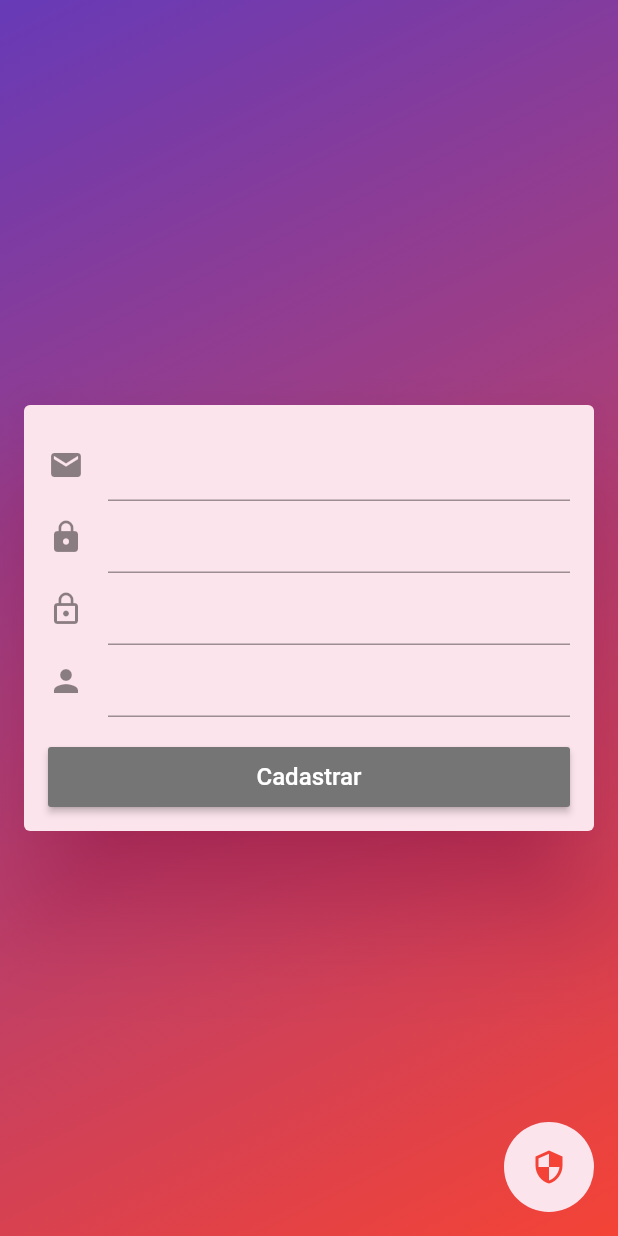
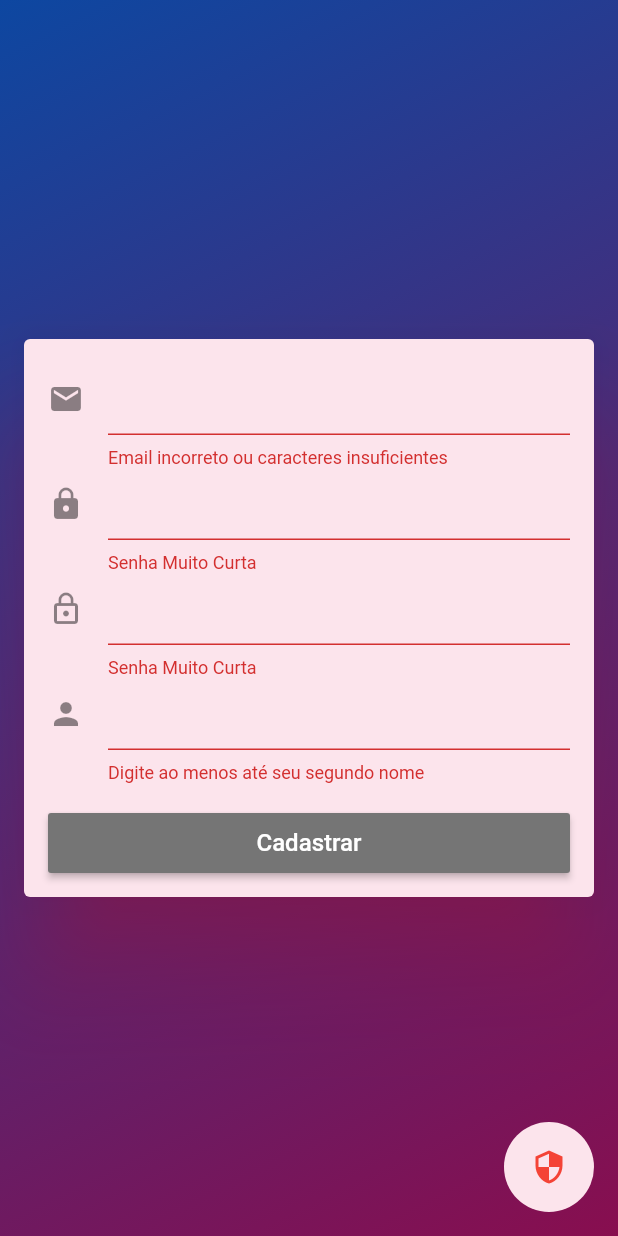
Before and after one commit to Tetano/ajudantetech, a Flutter app: the RegisterScreen screen opened by its route, after a tap on "Cadastrar", on a phone screen of 412 x 824 dp. Run offline on Flutter 3.47's test engine with Material 2 defaults, Android fonts, the phone set to English and light mode, and no system bars; our stand-ins replace cloud_firestore, firebase_auth; accounts and stored records are empty; network calls fail.

```diff
--- a/lib/main.dart
+++ b/lib/main.dart
@@ -32,6 +32,8 @@ class MyApp extends StatelessWidget {
         debugShowCheckedModeBanner: false,
         theme: ThemeData(
           primarySwatch: Colors.blue,
+          primaryColor: Colors.blue[900],
+          backgroundColor: Colors.pink[900],
           visualDensity: VisualDensity.adaptivePlatformDensity,
         ),
         home: Scaffold(
--- a/lib/screens/base_screen.dart
+++ b/lib/screens/base_screen.dart
@@ -1,5 +1,5 @@
 import 'package:ajudantetech/components/initial_drawer.dart';
-import 'package:ajudantetech/screens/inicio/inicial_screen.dart';
+import 'package:ajudantetech/screens/inicio/hardware_screen.dart';
 import 'package:ajudantetech/screens/login/login_screen.dart';
 import 'package:ajudantetech/screens/register/register_screen.dart';
 import 'package:flutter/material.dart';
@@ -19,13 +19,11 @@ class BaseScreen extends StatelessWidget {
         print(pagina);
       },
       controller: pageController,
-      scrollDirection: Axis.horizontal,
+      scrollDirection: Axis.vertical,
       children: [
         LoginScreen(),
         RegisterScreen(),
         InicialScreen(),
-        LandingPage(),
-        Scaffold(),
       ],
 
     );
--- a/lib/screens/inicio/inicial_screen.dart
+++ b/lib/screens/inicio/hardware_screen.dart
@@ -13,7 +13,7 @@ class InicialScreen extends StatelessWidget {
         gradient: LinearGradient(
         begin: Alignment.topLeft,
         end: Alignment.bottomRight,
-        colors: [Colors.red, Colors.deepPurple]
+        colors: [Theme.of(context).primaryColor,Theme.of(context).backgroundColor]
     )
     ),
       child: Scaffold(
@@ -49,9 +49,6 @@ class InicialScreen extends StatelessWidget {
             ),
           ),
         ),
-        drawer: InitialDrawer(
-
-        ),
       ),
     );
   }
--- a/lib/screens/login/login_screen.dart
+++ b/lib/screens/login/login_screen.dart
@@ -28,7 +28,7 @@ class _LoginScreenState extends State<LoginScreen> {
           gradient: LinearGradient(
               begin: Alignment.topLeft,
               end: Alignment.bottomRight,
-              colors: [Colors.red, Colors.deepPurple]
+              colors: [Theme.of(context).primaryColor,Theme.of(context).backgroundColor]
           )
       ),
       child: Scaffold(
@@ -56,6 +56,13 @@ class _LoginScreenState extends State<LoginScreen> {
                               shrinkWrap: true,
                               children: [
                                 TextFormField(
+                                  validator: (email){
+                                    if(email.length<8){
+                                      return "Email incorreto ou caracteres insuficientes";
+                                    } else {
+                                      return null;
+                                    }
+                                  },
                                   decoration: const InputDecoration(
                                       alignLabelWithHint: true, icon: Padding(
                                     padding: EdgeInsets.only(left: 10),
@@ -64,6 +71,14 @@ class _LoginScreenState extends State<LoginScreen> {
                                       )),
                                 ),
                                 TextFormField(
+                                  validator: (password){
+                                    if(password.length < 6){
+                                      return "Senha inválida ou muito curta";
+                                    }
+                                    else {
+                                      return null;
+                                    }
+                                  },
                                   key: passKey,
 //                                  obscureText: campos.obscureText(obscure),
                                   obscureText: obscure,
@@ -89,6 +104,7 @@ class _LoginScreenState extends State<LoginScreen> {
                                   child: SizedBox(
                                     height: 40,
                                     child: RaisedButton(
+                                      color: Theme.of(context).primaryColor,
                                       child: Text(
                                         'Login',
                                         style: TextStyle(
@@ -96,6 +112,12 @@ class _LoginScreenState extends State<LoginScreen> {
                                           fontSize: 20,
                                         ),
                                       ),
+                                      onPressed: (){
+                                      if(formKey.currentState.validate()){
+                                        Navigator.of(context).pushNamed('/menu');
+                                      }
+                                      },
+
                                       shape: RoundedRectangleBorder(
                                         borderRadius: BorderRadius.circular(18.0),
                                       ),
--- a/lib/screens/register/register_screen.dart
+++ b/lib/screens/register/register_screen.dart
@@ -9,6 +9,7 @@ class RegisterScreen extends StatelessWidget {
   final GlobalKey<ScaffoldState> scaffoldKey = GlobalKey<ScaffoldState>();
 
   String tittle = "Criar Conta";
+  String confirmedPass = "";
   @override
   Widget build(BuildContext context) {
     return Container(
@@ -16,7 +17,7 @@ class RegisterScreen extends StatelessWidget {
       gradient: LinearGradient(
         begin: Alignment.topLeft,
         end: Alignment.bottomRight,
-        colors: [Colors.deepPurple,Colors.red]
+          colors: [Theme.of(context).primaryColor,Theme.of(context).backgroundColor]
       )
       ),
         child: Scaffold(
@@ -37,10 +38,25 @@ class RegisterScreen extends StatelessWidget {
                       padding: const EdgeInsets.all(16),
                       shrinkWrap: true,
                       children: [
-                          TextFormField(
-                          decoration: const InputDecoration(alignLabelWithHint: true,icon: Icon(Icons.email)),
+                        TextFormField(
+                          validator: (email){
+                            if(email.length<8){
+                              return "Email incorreto ou caracteres insuficientes";
+                            } else {
+                              return null;
+                            }
+                          },
+                            decoration: const InputDecoration(alignLabelWithHint: true,icon: Icon(Icons.email)),
                           ),
                         TextFormField(
+                          obscureText: true,
+                          validator: (passworld){
+                            if(passworld.length<6){
+                              return 'Senha Muito Curta';
+                            } else{
+                              return null;
+                            }
+                          },
                           onTap: (){
                           },
                           decoration: const InputDecoration(alignLabelWithHint: true, icon: Icon(Icons.lock),
@@ -48,12 +64,28 @@ class RegisterScreen extends StatelessWidget {
                         ),
                         ),
                         TextFormField(
+                          obscureText: true,
+                          validator: (confirmepassworld){
+                            if(confirmepassworld.length<6){
+                            return 'Senha Muito Curta';
+                            } else{
+                              return null;
+                            }
+                          },
                           onTap: (){
                           },
                           decoration: const InputDecoration(alignLabelWithHint: true, icon: Icon(Icons.lock_outline),
                           ),
                         ),
                         TextFormField(
+                          obscureText: true,
+                          validator: (nome){
+                            if(nome.length<6){
+                              return 'Digite ao menos até seu segundo nome';
+                            } else{
+                              return null;
+                            }
+                          },
                           decoration: const InputDecoration(alignLabelWithHint: true,icon: Icon(Icons.person)),
                         ),
                         Padding(
@@ -62,7 +94,14 @@ class RegisterScreen extends StatelessWidget {
                             height: 40,
                             child: RaisedButton(
                               color: Colors.grey[600],
-                              onPressed: (){},
+                              onPressed: (){
+                                if(formKey.currentState.validate() == true){
+                                   Navigator.of(context).pushNamed('/menu');
+                                  print('Valido');
+                                } else {
+                                  print('Invalido');
+                                }
+                              },
                               child: Text(
                                 'Cadastrar',
                                 style: TextStyle(
```
Also changed, not shown: lib/screens/menu/menu.screen.dart (added, +8 -0 lines).
